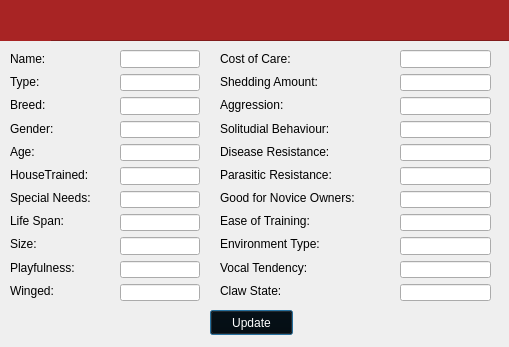
This is animaldetailsview.ui in maliklewis/comp3004 as Qt 5 draws it before an edit. The edited form follows.
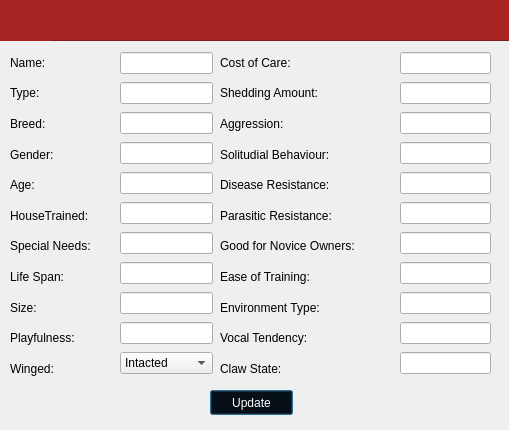
This is the edited form. Icons and pictures are not drawn.

Diff of the .ui file:
```diff
--- a/animaldetailsview.ui
+++ b/animaldetailsview.ui
@@ -7,7 +7,7 @@
     <x>0</x>
     <y>0</y>
     <width>509</width>
-    <height>347</height>
+    <height>430</height>
    </rect>
   </property>
   <property name="windowTitle">
@@ -19,7 +19,7 @@
      <x>220</x>
      <y>50</y>
      <width>165</width>
-     <height>249</height>
+     <height>331</height>
     </rect>
    </property>
    <layout class="QVBoxLayout" name="verticalLayout_3">
@@ -107,8 +107,8 @@
     <rect>
      <x>120</x>
      <y>50</y>
-     <width>80</width>
-     <height>251</height>
+     <width>93</width>
+     <height>331</height>
     </rect>
    </property>
    <layout class="QVBoxLayout" name="verticalLayout">
@@ -143,7 +143,18 @@
      <widget class="QLineEdit" name="playfulnessLabel"/>
     </item>
     <item>
-     <widget class="QLineEdit" name="wingedLabel"/>
+     <widget class="QComboBox" name="wingedDropdown">
+      <item>
+       <property name="text">
+        <string>Intacted</string>
+       </property>
+      </item>
+      <item>
+       <property name="text">
+        <string>Removed</string>
+       </property>
+      </item>
+     </widget>
     </item>
    </layout>
   </widget>
@@ -153,7 +164,7 @@
      <x>10</x>
      <y>50</y>
      <width>98</width>
-     <height>249</height>
+     <height>331</height>
     </rect>
    </property>
    <layout class="QVBoxLayout" name="verticalLayout_2">
@@ -283,7 +294,7 @@
      <x>400</x>
      <y>50</y>
      <width>91</width>
-     <height>251</height>
+     <height>331</height>
     </rect>
    </property>
    <layout class="QVBoxLayout" name="verticalLayout_4">
@@ -326,7 +337,7 @@
    <property name="geometry">
     <rect>
      <x>210</x>
-     <y>310</y>
+     <y>390</y>
      <width>83</width>
      <height>25</height>
     </rect>
```
